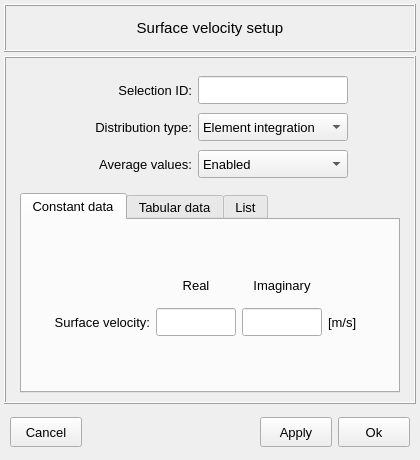
Before: the Qt Designer form vibra/interface/data/ui_files/model/acoustic/excitations/surface_velocity_inputs.ui in MOPT-UFSC/VIBRA, drawn with Qt 5.
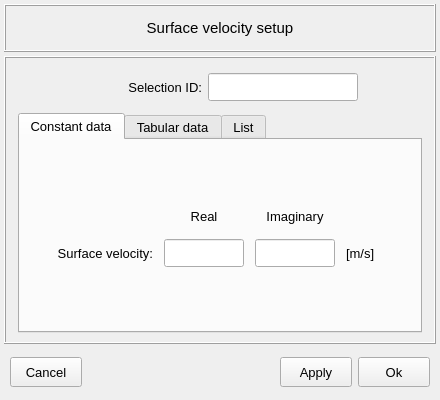
After: the same form once the commit is applied. Icons and pictures are not drawn.

The edit to the form file:
```diff
--- a/vibra/interface/data/ui_files/model/acoustic/excitations/surface_velocity_inputs.ui
+++ b/vibra/interface/data/ui_files/model/acoustic/excitations/surface_velocity_inputs.ui
@@ -9,8 +9,8 @@
    <rect>
     <x>0</x>
     <y>0</y>
-    <width>420</width>
-    <height>460</height>
+    <width>440</width>
+    <height>400</height>
    </rect>
   </property>
   <property name="sizePolicy">
@@ -27,8 +27,8 @@
   </property>
   <property name="maximumSize">
    <size>
-    <width>420</width>
-    <height>460</height>
+    <width>440</width>
+    <height>400</height>
    </size>
   </property>
   <property name="font">
@@ -72,7 +72,7 @@
      </property>
      <property name="maximumSize">
       <size>
-       <width>420</width>
+       <width>16777215</width>
        <height>480</height>
       </size>
      </property>
@@ -83,18 +83,24 @@
       <enum>QFrame::Shadow::Raised</enum>
      </property>
      <layout class="QGridLayout" name="gridLayout_4">
+      <property name="leftMargin">
+       <number>12</number>
+      </property>
+      <property name="rightMargin">
+       <number>12</number>
+      </property>
       <item row="0" column="0">
        <widget class="QFrame" name="frame_4">
         <property name="minimumSize">
          <size>
           <width>360</width>
-          <height>120</height>
+          <height>40</height>
          </size>
         </property>
         <property name="maximumSize">
          <size>
-          <width>380</width>
-          <height>120</height>
+          <width>16777215</width>
+          <height>40</height>
          </size>
         </property>
         <property name="frameShape">
@@ -155,81 +161,6 @@
            </property>
           </widget>
          </item>
-         <item row="1" column="1">
-          <widget class="QLabel" name="label_5">
-           <property name="minimumSize">
-            <size>
-             <width>120</width>
-             <height>28</height>
-            </size>
-           </property>
-           <property name="maximumSize">
-            <size>
-             <width>120</width>
-             <height>28</height>
-            </size>
-           </property>
-           <property name="font">
-            <font>
-             <family>MS Shell Dlg 2</family>
-             <pointsize>10</pointsize>
-             <italic>false</italic>
-             <bold>false</bold>
-            </font>
-           </property>
-           <property name="text">
-            <string>Distribution type:</string>
-           </property>
-           <property name="alignment">
-            <set>Qt::AlignmentFlag::AlignRight|Qt::AlignmentFlag::AlignTrailing|Qt::AlignmentFlag::AlignVCenter</set>
-           </property>
-          </widget>
-         </item>
-         <item row="0" column="0">
-          <spacer name="horizontalSpacer">
-           <property name="orientation">
-            <enum>Qt::Orientation::Horizontal</enum>
-           </property>
-           <property name="sizeHint" stdset="0">
-            <size>
-             <width>40</width>
-             <height>20</height>
-            </size>
-           </property>
-          </spacer>
-         </item>
-         <item row="1" column="2">
-          <widget class="QComboBox" name="comboBox_distribution_type">
-           <property name="minimumSize">
-            <size>
-             <width>150</width>
-             <height>28</height>
-            </size>
-           </property>
-           <property name="maximumSize">
-            <size>
-             <width>150</width>
-             <height>28</height>
-            </size>
-           </property>
-           <property name="font">
-            <font>
-             <pointsize>10</pointsize>
-             <bold>false</bold>
-            </font>
-           </property>
-           <item>
-            <property name="text">
-             <string>Element integration</string>
-            </property>
-           </item>
-           <item>
-            <property name="text">
-             <string>Nodal distribution</string>
-            </property>
-           </item>
-          </widget>
-         </item>
          <item row="0" column="1">
           <widget class="QLabel" name="label_2">
            <property name="minimumSize">
@@ -260,6 +191,19 @@
            </property>
           </widget>
          </item>
+         <item row="0" column="0">
+          <spacer name="horizontalSpacer">
+           <property name="orientation">
+            <enum>Qt::Orientation::Horizontal</enum>
+           </property>
+           <property name="sizeHint" stdset="0">
+            <size>
+             <width>40</width>
+             <height>20</height>
+            </size>
+           </property>
+          </spacer>
+         </item>
          <item row="0" column="3">
           <spacer name="horizontalSpacer_2">
            <property name="orientation">
@@ -273,74 +217,6 @@
            </property>
           </spacer>
          </item>
-         <item row="2" column="1">
-          <widget class="QLabel" name="label_6">
-           <property name="minimumSize">
-            <size>
-             <width>120</width>
-             <height>28</height>
-            </size>
-           </property>
-           <property name="maximumSize">
-            <size>
-             <width>120</width>
-             <height>28</height>
-            </size>
-           </property>
-           <property name="font">
-            <font>
-             <family>MS Shell Dlg 2</family>
-             <pointsize>10</pointsize>
-             <italic>false</italic>
-             <bold>false</bold>
-            </font>
-           </property>
-           <property name="text">
-            <string>Average values:</string>
-           </property>
-           <property name="alignment">
-            <set>Qt::AlignmentFlag::AlignRight|Qt::AlignmentFlag::AlignTrailing|Qt::AlignmentFlag::AlignVCenter</set>
-           </property>
-          </widget>
-         </item>
-         <item row="2" column="2">
-          <widget class="QComboBox" name="comboBox_average_values">
-           <property name="minimumSize">
-            <size>
-             <width>150</width>
-             <height>28</height>
-            </size>
-           </property>
-           <property name="maximumSize">
-            <size>
-             <width>150</width>
-             <height>28</height>
-            </size>
-           </property>
-           <property name="font">
-            <font>
-             <pointsize>10</pointsize>
-             <bold>false</bold>
-            </font>
-           </property>
-           <property name="currentIndex">
-            <number>1</number>
-           </property>
-           <property name="maxVisibleItems">
-            <number>2</number>
-           </property>
-           <item>
-            <property name="text">
-             <string>Disabled</string>
-            </property>
-           </item>
-           <item>
-            <property name="text">
-             <string>Enabled</string>
-            </property>
-           </item>
-          </widget>
-         </item>
         </layout>
        </widget>
       </item>
@@ -354,7 +230,7 @@
         </property>
         <property name="maximumSize">
          <size>
-          <width>380</width>
+          <width>16777215</width>
           <height>16777215</height>
          </size>
         </property>
@@ -1118,7 +994,7 @@
      </property>
      <property name="maximumSize">
       <size>
-       <width>420</width>
+       <width>16777215</width>
        <height>48</height>
       </size>
      </property>
```
